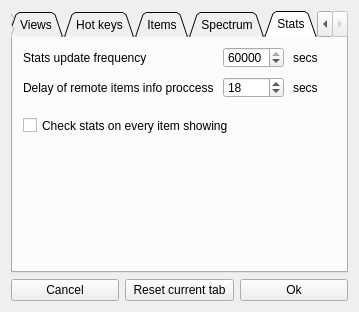
Above: dialogs/settings_dialog.ui from jeyboy/playo3 before the change. Below: the same form after it.
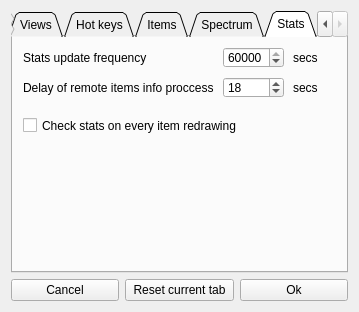
That is the form after the change. The open tabs and pages were chosen to show the change.

Commit message: fixes for library settings

```diff
--- a/dialogs/settings_dialog.ui
+++ b/dialogs/settings_dialog.ui
@@ -1211,7 +1211,7 @@
         </rect>
        </property>
        <property name="text">
-        <string>Check stats on every item showing</string>
+        <string>Check stats on every item redrawing</string>
        </property>
       </widget>
      </widget>
```
The commit also changes 2 other files.
